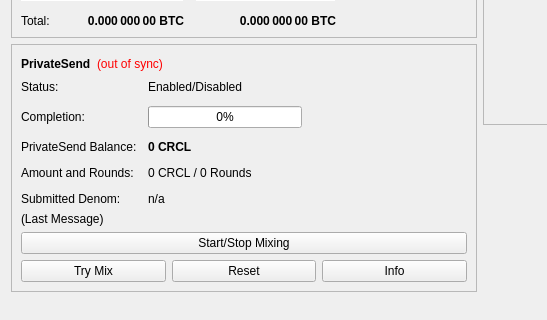
Old version of the form src/qt/forms/overviewpage.ui in the repository CRowdCLassic/Crowdcoin.old; both pictures show x 0 to 547 and y 178 to 498 of the 960 by 585 pixel window.
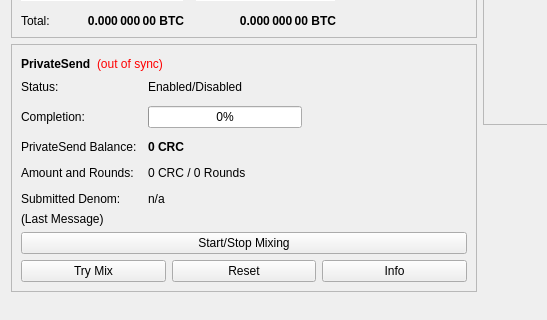
New version of the form.

The edit to the form file:
```diff
--- a/src/qt/forms/overviewpage.ui
+++ b/src/qt/forms/overviewpage.ui
@@ -511,7 +511,7 @@
                </font>
               </property>
               <property name="text">
-               <string notr="true">0 CRCL</string>
+               <string notr="true">0 CRC</string>
               </property>
              </widget>
             </item>
@@ -525,7 +525,7 @@
             <item row="3" column="1">
              <widget class="QLabel" name="labelAmountRounds">
               <property name="text">
-               <string>0 CRCL / 0 Rounds</string>
+               <string>0 CRC / 0 Rounds</string>
               </property>
              </widget>
             </item>
```
Left out of the diff: 6 changed lines with no effect on the pictures.
